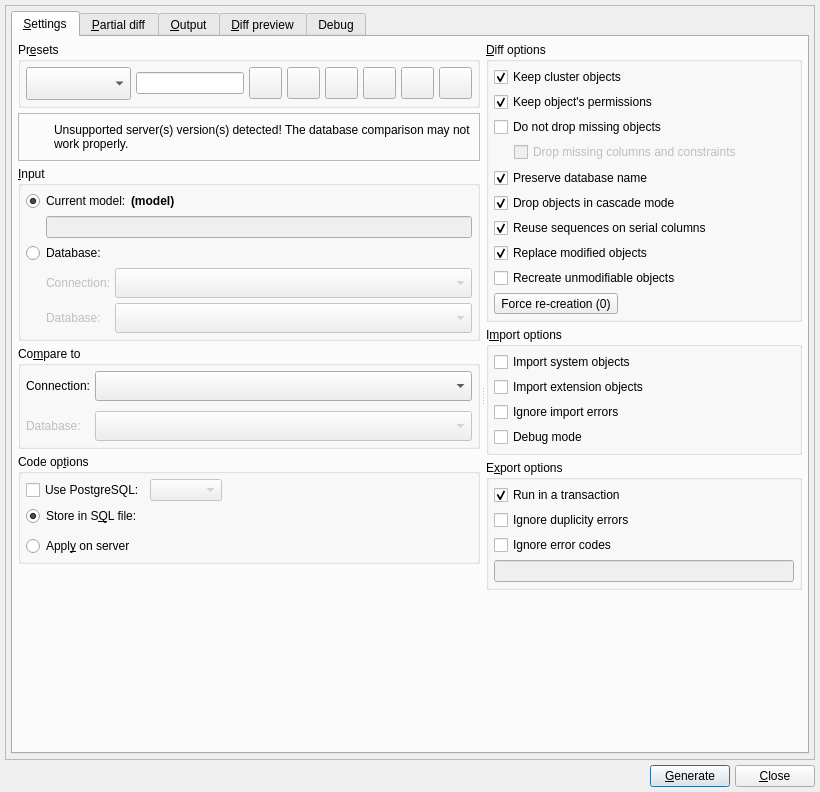
Qt form libs/libgui/ui/tools/modeldatabasediffform.ui (arichiardi/pgmodeler) before a commit.
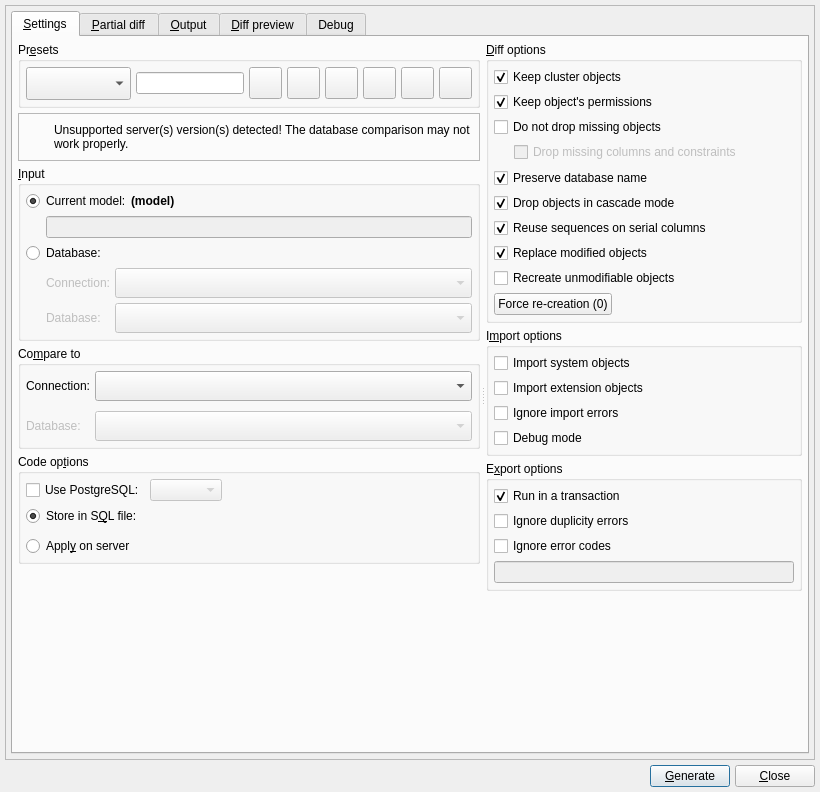
The same form after that commit. Icons and pictures are not drawn.

Commit message: Changing some QToolButton to QPushButton for better semantics (WIP).

```diff
--- a/libs/libgui/ui/tools/modeldatabasediffform.ui
+++ b/libs/libgui/ui/tools/modeldatabasediffform.ui
@@ -1264,7 +1264,7 @@
                     <number>0</number>
                    </property>
                    <item>
-                    <widget class="QToolButton" name="forced_objs_types_tb">
+                    <widget class="QPushButton" name="forced_objs_types_btn">
                      <property name="enabled">
                       <bool>true</bool>
                      </property>
@@ -1302,15 +1302,6 @@
                      <property name="checked">
                       <bool>false</bool>
                      </property>
-                     <property name="popupMode">
-                      <enum>QToolButton::ToolButtonPopupMode::InstantPopup</enum>
-                     </property>
-                     <property name="toolButtonStyle">
-                      <enum>Qt::ToolButtonStyle::ToolButtonTextBesideIcon</enum>
-                     </property>
-                     <property name="autoRaise">
-                      <bool>false</bool>
-                     </property>
                     </widget>
                    </item>
                    <item>
```
The commit also changes 30 other files.
